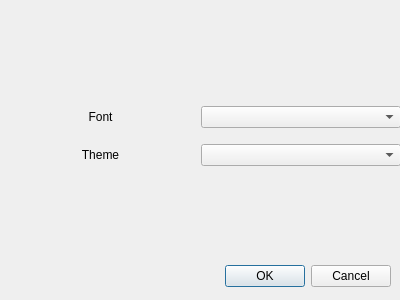
N-911/CPP-Utext, file app/src/dialogsettings.ui: the form before one commit.
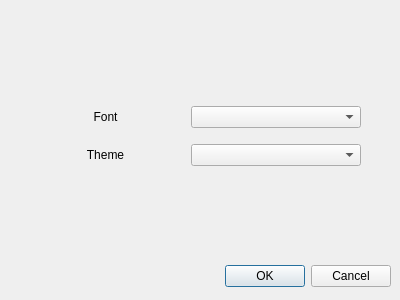
The form after the commit.

Commit message: sitting ui readme

The edit to the form file:
```diff
--- a/app/src/dialogsettings.ui
+++ b/app/src/dialogsettings.ui
@@ -82,9 +82,15 @@
       <property name="spacing">
        <number>0</number>
       </property>
+      <property name="leftMargin">
+       <number>20</number>
+      </property>
       <property name="topMargin">
        <number>10</number>
       </property>
+      <property name="rightMargin">
+       <number>40</number>
+      </property>
       <item>
        <widget class="QLabel" name="theme">
         <property name="text">
@@ -105,9 +111,15 @@
       <property name="spacing">
        <number>0</number>
       </property>
+      <property name="leftMargin">
+       <number>20</number>
+      </property>
       <property name="topMargin">
        <number>10</number>
       </property>
+      <property name="rightMargin">
+       <number>40</number>
+      </property>
       <item>
        <widget class="QLabel" name="font">
         <property name="text">
```
The commit also changes 1 other file.
